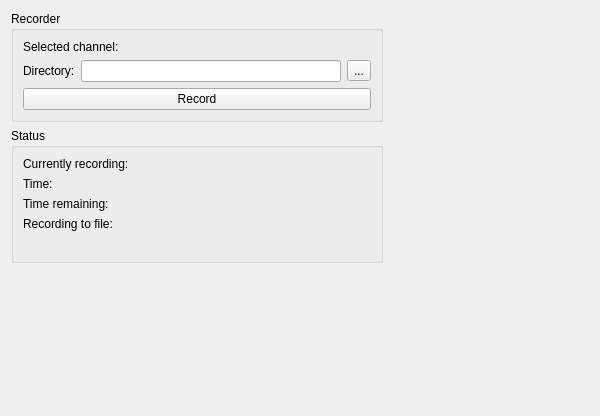
Before: the Qt Designer form src/ui/Recorder.ui in ntadej/tano, drawn with Qt 5.
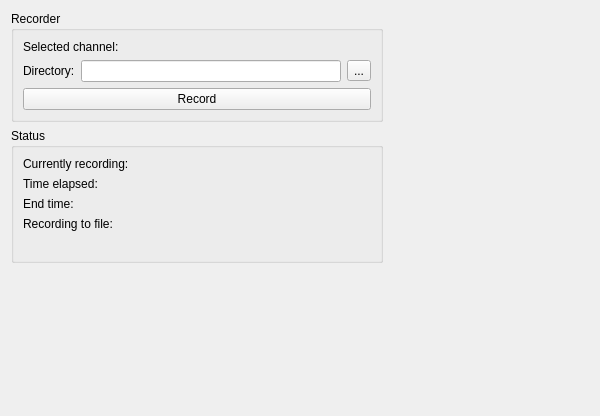
After: the same form once the commit is applied. Icons and pictures are not drawn. Custom widgets are drawn as their Qt base class.

Diff of the .ui file:
```diff
--- a/src/ui/Recorder.ui
+++ b/src/ui/Recorder.ui
@@ -122,7 +122,7 @@
         <item row="1" column="0">
          <widget class="QLabel" name="labelTime">
           <property name="text">
-           <string>Time:</string>
+           <string>Time elapsed:</string>
           </property>
          </widget>
         </item>
@@ -136,7 +136,7 @@
         <item row="2" column="0">
          <widget class="QLabel" name="labelRemaining">
           <property name="text">
-           <string>Time remaining:</string>
+           <string>End time:</string>
           </property>
          </widget>
         </item>
```
Left out of the diff: 4 changed lines with no effect on the pictures.
